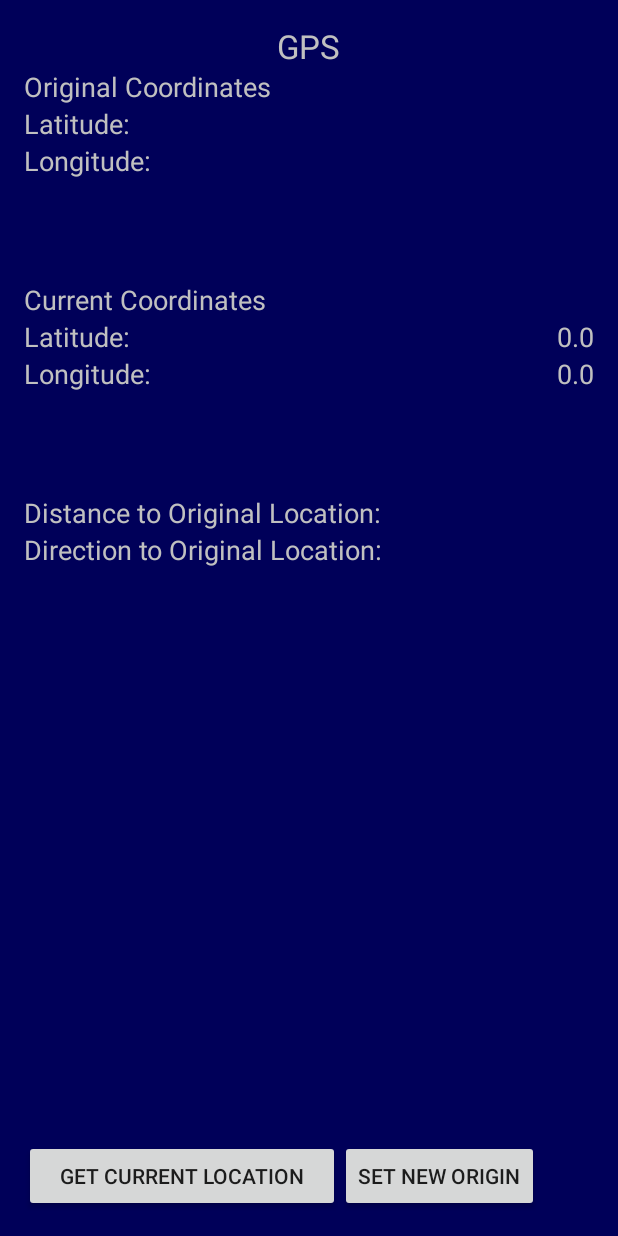
After one commit to ChrisByam/OutdoorsApp-master, an Android app: the GPSActivity screen opened directly, with no data from a screen before it, on a phone screen of 412 x 824 dp. The commit adds this screen. Run offline under Robolectric (Android 15) with nearby library versions, the phone set to English and light mode, and no system bars; 2 statements that could not run were skipped.

Commit message:
Finished Project

```diff
--- a/app/src/main/AndroidManifest.xml
+++ b/app/src/main/AndroidManifest.xml
@@ -3,6 +3,8 @@
     package="com.byam.chris.outdoorsapp">
 
     <uses-permission android:name="android.permission.BODY_SENSORS" />
+    <uses-permission android:name="android.permission.ACCESS_FINE_LOCATION" />
+    <uses-permission android:name="android.permission.ACCESS_COARSE_LOCATION" />
 
     <application
         android:allowBackup="true"
@@ -41,6 +43,10 @@
         <activity
             android:name=".AltitudeActivity"
             android:label="@string/title_activity_altitude"
+            android:theme="@style/AppTheme.NoActionBar" />
+        <activity
+            android:name=".GPSActivity"
+            android:label="@string/title_activity_gps"
             android:theme="@style/AppTheme.NoActionBar"></activity>
     </application>
 
--- /dev/null
+++ b/app/src/main/java/com/byam/chris/outdoorsapp/GPSActivity.java
@@ -0,0 +1,129 @@
+package com.byam.chris.outdoorsapp;
+
+import android.content.SharedPreferences;
+import android.content.pm.PackageManager;
+import android.hardware.Sensor;
+import android.hardware.SensorEvent;
+import android.hardware.SensorEventListener;
+import android.os.Build;
+import android.os.Bundle;
+import android.preference.PreferenceManager;
+import android.support.design.widget.FloatingActionButton;
+import android.support.design.widget.Snackbar;
+import android.support.v4.app.ActivityCompat;
+import android.support.v4.content.ContextCompat;
+import android.support.v7.app.AppCompatActivity;
+import android.support.v7.widget.Toolbar;
+import android.view.View;
+import android.widget.TextView;
+import android.location.Location;
+import android.location.LocationListener;
+import android.location.LocationManager;
+import android.os.Bundle;
+import android.app.Activity;
+import android.content.Context;
+import android.util.Log;
+import android.view.Menu;
+import android.widget.Toast;
+
+public class GPSActivity extends AppCompatActivity{
+
+    @Override
+    protected void onCreate(Bundle savedInstanceState) {
+        super.onCreate(savedInstanceState);
+        setContentView(R.layout.content_gps);
+
+
+        if ( Build.VERSION.SDK_INT >= 23 &&
+                ContextCompat.checkSelfPermission( this, android.Manifest.permission.ACCESS_FINE_LOCATION ) != PackageManager.PERMISSION_GRANTED &&
+                ContextCompat.checkSelfPermission( this, android.Manifest.permission.ACCESS_COARSE_LOCATION) != PackageManager.PERMISSION_GRANTED) {
+            return  ;
+        }
+
+        SharedPreferences preferences = PreferenceManager.getDefaultSharedPreferences(this);
+        String originLatitudeStr = preferences.getString("originLatitude", null);
+        String originLongitudeStr = preferences.getString("originLongitude", null);
+        if(originLatitudeStr != null && originLongitudeStr != null) {
+            TextView origLatitudeTV = (TextView) findViewById(R.id.originLatitude);
+            TextView origLongitudeTV = (TextView) findViewById(R.id.originLongitude);
+            origLatitudeTV.setText(originLatitudeStr);
+            origLongitudeTV.setText(originLongitudeStr);
+        }
+
+
+        getLocation(getCurrentFocus());
+
+    }
+
+    public void getLocation(View view) {
+
+        LocationManager lm = (LocationManager) getSystemService(LOCATION_SERVICE);
+        Location location = lm.getLastKnownLocation(LocationManager.GPS_PROVIDER);
+
+        double latitude = (location.getLatitude()) * Math.PI / 180;
+        double longitude = (location.getLongitude()) * Math.PI / 180;
+
+        TextView latitudeTV = (TextView) findViewById(R.id.currentLatitude);
+        TextView longitudeTV = (TextView) findViewById(R.id.currentLongitude);
+        TextView directionTV = (TextView) findViewById(R.id.direction);
+        TextView distanceTV = (TextView) findViewById(R.id.distance);
+
+        latitudeTV.setText("" + (latitude *  180 / Math.PI));
+        longitudeTV.setText("" + (longitude *  180 / Math.PI));
+
+        SharedPreferences preferences = PreferenceManager.getDefaultSharedPreferences(this);
+        String originLatitudeStr = preferences.getString("originLatitude", null);
+        String originLongitudeStr = preferences.getString("originLongitude", null);
+        double distance;
+        double direction;
+
+
+        if(originLatitudeStr != null && originLongitudeStr != null) {
+            double originLatitude = Double.parseDouble(originLatitudeStr) * Math.PI / 180;
+            double originLongitude = Double.parseDouble(originLongitudeStr) * Math.PI / 180;
+
+            distance = 6372.795477598 * Math.acos(Math.sin(latitude) * Math.sin(originLatitude) + Math.cos(latitude) * Math.cos(originLatitude) * Math.cos(longitude - originLongitude));
+            double dlat = Math.log(originLatitude/2 + Math.PI/4)/Math.tan(latitude / 2 + Math.PI/4);
+            double dlon = Math.abs(longitude - originLongitude);
+            direction = Math.atan2(dlon, dlat);
+            directionTV.setText("" + (int)direction);
+            distanceTV.setText("" + (int)distance + "km");
+            if(direction > (15 * Math.PI / 8) && direction < (Math.PI / 8))
+                directionTV.setText("E");
+            else if(direction < (1 * Math.PI / 16) && direction > (3 *Math.PI / 8))
+                directionTV.setText("NE");
+            else if(direction > (3 * Math.PI / 8) && direction < (5 * Math.PI / 8))
+                directionTV.setText("N");
+            else if(direction < (7 * Math.PI / 8) && direction > (5 * Math.PI / 8))
+                directionTV.setText("NW");
+            else if(direction < (9 * Math.PI / 8) && direction > (7 * Math.PI / 8))
+                directionTV.setText("W");
+            else if(direction < (11 * Math.PI / 8) && direction > (9 * Math.PI / 8))
+                directionTV.setText("SW");
+            else if(direction > (11 * Math.PI / 8) && direction < (13 * Math.PI / 8))
+                directionTV.setText("S");
+            else //if(direction < (15 * Math.PI / 8) && direction > (13 * Math.PI / 8))
+                directionTV.setText("SE");
+        }
+        else{
+            Toast.makeText(getApplicationContext(), "origin location must be stored to find distance and direction", Toast.LENGTH_SHORT);
+        }
+    }
+
+    public void setOriginCoord(View view){
+        TextView latitudeTV = (TextView) findViewById(R.id.currentLatitude);
+        TextView longitudeTV = (TextView) findViewById(R.id.currentLongitude);
+        SharedPreferences preferences = PreferenceManager.getDefaultSharedPreferences(this);
+
+        SharedPreferences.Editor editor = preferences.edit();
+        editor.putString("originLatitude", latitudeTV.getText().toString());
+        editor.putString("originLongitude", longitudeTV.getText().toString());
+        editor.commit();
+
+        TextView origLatitudeTV = (TextView) findViewById(R.id.originLatitude);
+        TextView origLongitudeTV = (TextView) findViewById(R.id.originLongitude);
+        origLatitudeTV.setText(latitudeTV.getText());
+        origLongitudeTV.setText(longitudeTV.getText());
+    }
+
+}
--- a/app/src/main/java/com/byam/chris/outdoorsapp/MainActivity.java
+++ b/app/src/main/java/com/byam/chris/outdoorsapp/MainActivity.java
@@ -38,8 +38,8 @@ public class MainActivity extends AppCompatActivity{
                 else if (position == 2){ //altitude
                     intent = new Intent(MainActivity.this, AltitudeActivity.class);
                 }
-                else{ //gps or some other function
-                    //intent = new Intent(MainActivity.this, GPSActivity.class);
+                else{ //gps
+                    intent = new Intent(MainActivity.this, GPSActivity.class);
                 }
                 startActivity(intent);
             }
--- /dev/null
+++ b/app/src/main/res/layout/content_gps.xml
@@ -0,0 +1,215 @@
+<?xml version="1.0" encoding="utf-8"?>
+<RelativeLayout xmlns:android="http://schemas.android.com/apk/res/android"
+    xmlns:app="http://schemas.android.com/apk/res-auto"
+    xmlns:tools="http://schemas.android.com/tools"
+    android:background="#000059"
+    android:id="@+id/content_gps"
+    android:layout_width="match_parent"
+    android:layout_height="match_parent"
+    android:paddingBottom="@dimen/activity_vertical_margin"
+    android:paddingLeft="@dimen/activity_horizontal_margin"
+    android:paddingRight="@dimen/activity_horizontal_margin"
+    android:paddingTop="@dimen/activity_vertical_margin"
+    app:layout_behavior="@string/appbar_scrolling_view_behavior"
+    tools:context="com.byam.chris.outdoorsapp.GPSActivity">
+
+
+    <TextView
+        android:layout_width="wrap_content"
+        android:layout_height="wrap_content"
+        android:textAppearance="?android:attr/textAppearanceLarge"
+        android:text="GPS"
+        android:textColor="#C0C0C0"
+        android:id="@+id/textView"
+        android:layout_alignParentTop="true"
+        android:layout_centerHorizontal="true" />
+
+    <TextView
+        android:layout_width="wrap_content"
+        android:layout_height="wrap_content"
+        android:textAppearance="?android:attr/textAppearanceMedium"
+        android:text="Original Coordinates"
+        android:id="@+id/textView4"
+        android:layout_below="@+id/textView"
+        android:layout_alignParentLeft="true"
+        android:layout_alignParentStart="true"
+        android:nestedScrollingEnabled="true"
+        android:textColor="#C0C0C0" />
+
+    <TextView
+        android:layout_width="wrap_content"
+        android:layout_height="wrap_content"
+        android:textAppearance="?android:attr/textAppearanceMedium"
+        android:text="Latitude: "
+        android:id="@+id/textView6"
+        android:nestedScrollingEnabled="true"
+        android:textColor="#C0C0C0"
+        android:layout_below="@+id/textView4"
+        android:layout_alignParentLeft="true"
+        android:layout_alignParentStart="true" />
+
+    <TextView
+        android:layout_width="wrap_content"
+        android:layout_height="wrap_content"
+        android:textAppearance="?android:attr/textAppearanceMedium"
+        android:text="Longitude:"
+        android:id="@+id/textView7"
+        android:nestedScrollingEnabled="true"
+        android:textColor="#C0C0C0"
+        android:layout_below="@+id/textView6"
+        android:layout_alignParentLeft="true"
+        android:layout_alignParentStart="true" />
+
+    <TextView
+        android:layout_width="wrap_content"
+        android:layout_height="wrap_content"
+        android:textAppearance="?android:attr/textAppearanceMedium"
+        android:text="Current Coordinates"
+        android:id="@+id/textView5"
+        android:nestedScrollingEnabled="true"
+        android:textColor="#C0C0C0"
+        android:layout_below="@+id/textView7"
+        android:layout_alignParentLeft="true"
+        android:layout_alignParentStart="true"
+        android:layout_marginTop="68dp" />
+
+    <TextView
+        android:layout_width="wrap_content"
+        android:layout_height="wrap_content"
+        android:textAppearance="?android:attr/textAppearanceMedium"
+        android:text="Latitude: "
+        android:id="@+id/textView8"
+        android:nestedScrollingEnabled="true"
+        android:textColor="#C0C0C0"
+        android:layout_alignParentStart="true"
+        android:layout_below="@+id/textView5"
+        android:layout_alignParentLeft="true" />
+
+    <TextView
+        android:layout_width="wrap_content"
+        android:layout_height="wrap_content"
+        android:textAppearance="?android:attr/textAppearanceMedium"
+        android:text="Longitude:"
+        android:id="@+id/textView9"
+        android:nestedScrollingEnabled="true"
+        android:textColor="#C0C0C0"
+        android:layout_alignParentStart="true"
+        android:layout_below="@+id/textView8"
+        android:layout_alignParentLeft="true" />
+
+    <TextView
+        android:layout_width="wrap_content"
+        android:layout_height="wrap_content"
+        android:textAppearance="?android:attr/textAppearanceMedium"
+        android:text="Distance to Original Location:"
+        android:id="@+id/textView10"
+        android:nestedScrollingEnabled="true"
+        android:textColor="#C0C0C0"
+        android:layout_marginTop="68dp"
+        android:layout_below="@+id/textView9"
+        android:layout_alignParentLeft="true"
+        android:layout_alignParentStart="true" />
+
+    <TextView
+        android:layout_width="wrap_content"
+        android:layout_height="wrap_content"
+        android:textAppearance="?android:attr/textAppearanceMedium"
+        android:text="Direction to Original Location:"
+        android:id="@+id/textView11"
+        android:nestedScrollingEnabled="true"
+        android:textColor="#C0C0C0"
+        android:layout_below="@+id/textView10"
+        android:layout_alignParentLeft="true"
+        android:layout_alignParentStart="true" />
+
+    <Button
+        android:layout_width="wrap_content"
+        android:layout_height="wrap_content"
+        android:text="Set New Origin"
+        android:id="@+id/button3"
+        android:onClick="setOriginCoord"
+        android:layout_alignParentBottom="true"
+        android:layout_toRightOf="@+id/button4"
+        android:layout_toEndOf="@+id/button4" />
+
+    <TextView
+        android:layout_width="wrap_content"
+        android:layout_height="wrap_content"
+        android:textAppearance="?android:attr/textAppearanceMedium"
+        android:text="                 "
+        android:id="@+id/originLongitude"
+        android:textColor="#C0C0C0"
+        android:layout_below="@+id/originLatitude"
+        android:layout_alignLeft="@+id/originLatitude"
+        android:layout_alignStart="@+id/originLatitude"
+        android:layout_alignRight="@+id/originLatitude"
+        android:layout_alignEnd="@+id/originLatitude" />
+
+    <TextView
+        android:layout_width="wrap_content"
+        android:layout_height="wrap_content"
+        android:textAppearance="?android:attr/textAppearanceMedium"
+        android:text="                    "
+        android:id="@+id/currentLatitude"
+        android:textColor="#C0C0C0"
+        android:layout_below="@+id/textView5"
+        android:layout_alignParentRight="true"
+        android:layout_alignParentEnd="true" />
+
+    <TextView
+        android:layout_width="wrap_content"
+        android:layout_height="wrap_content"
+        android:textAppearance="?android:attr/textAppearanceMedium"
+        android:text="                    "
+        android:id="@+id/currentLongitude"
+        android:textColor="#C0C0C0"
+        android:layout_below="@+id/currentLatitude"
+        android:layout_alignParentRight="true"
+        android:layout_alignParentEnd="true" />
+
+    <TextView
+        android:layout_width="wrap_content"
+        android:layout_height="wrap_content"
+        android:textAppearance="?android:attr/textAppearanceMedium"
+        android:text="                    "
+        android:id="@+id/distance"
+        android:textColor="#C0C0C0"
+        android:layout_alignTop="@+id/textView10"
+        android:layout_alignParentRight="true"
+        android:layout_alignParentEnd="true" />
+
+    <TextView
+        android:layout_width="wrap_content"
+        android:layout_height="wrap_content"
+        android:textAppearance="?android:attr/textAppearanceMedium"
+        android:text="                    "
+        android:id="@+id/direction"
+        android:textColor="#C0C0C0"
+        android:layout_below="@+id/textView10"
+        android:layout_alignParentRight="true"
+        android:layout_alignParentEnd="true" />
+
+    <Button
+        android:layout_width="wrap_content"
+        android:layout_height="wrap_content"
+        android:text="Get Current Location"
+        android:id="@+id/button4"
+        android:onClick="getLocation"
+        android:layout_alignParentBottom="true"
+        android:layout_alignRight="@+id/textView"
+        android:layout_alignEnd="@+id/textView"
+        android:layout_alignParentLeft="true"
+        android:layout_alignParentStart="true" />
+
+    <TextView
+        android:layout_width="wrap_content"
+        android:layout_height="wrap_content"
+        android:textAppearance="?android:attr/textAppearanceMedium"
+        android:text="                    "
+        android:id="@+id/originLatitude"
+        android:textColor="#C0C0C0"
+        android:layout_below="@+id/textView4"
+        android:layout_alignParentRight="true"
+        android:layout_alignParentEnd="true" />
+
+</RelativeLayout>
--- a/app/src/main/res/values/strings.xml
+++ b/app/src/main/res/values/strings.xml
@@ -4,4 +4,5 @@
     <string name="title_activity_hrm">HRMActivity</string>
     <string name="title_activity_compass">CompassActivity</string>
     <string name="title_activity_altitude">AltitudeActivity</string>
+    <string name="title_activity_gps">GPSActivity</string>
 </resources>
```
